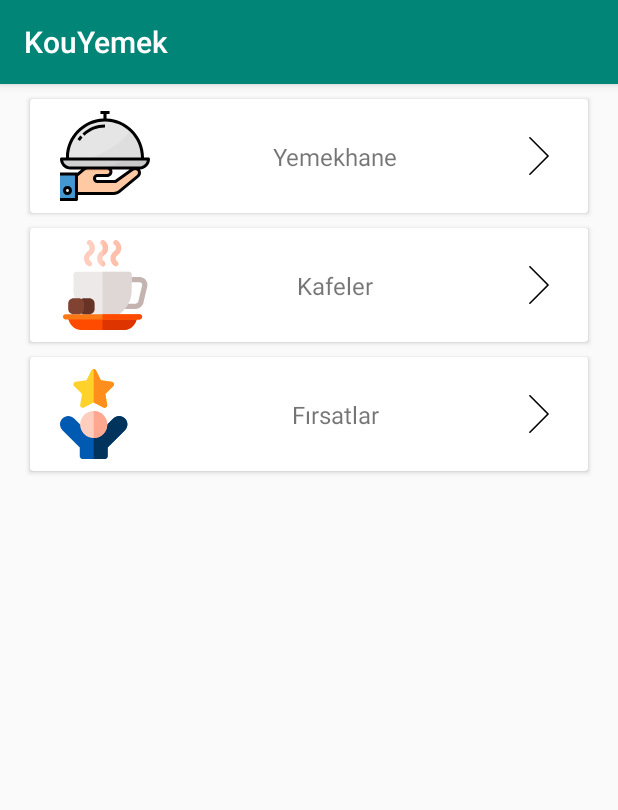
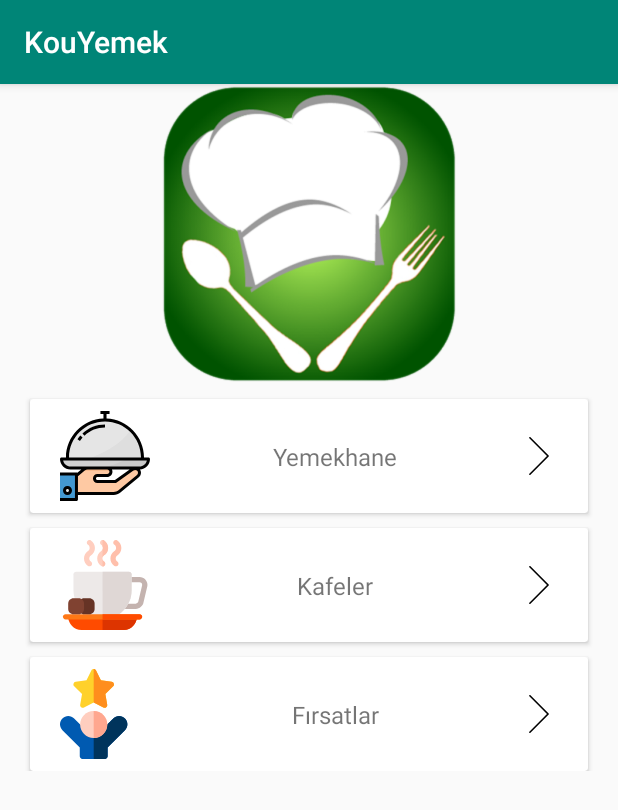
Before and after one commit to merdo988/kouyemek, an Android app: the screen it shows after launch (MainActivity), on a phone screen of 412 x 824 dp. Shown: the top 810 px of the screen. Run offline under Robolectric (Android 15) with nearby library versions, the light colour scheme and no system bars.

Commit message:
New Logo Added

```diff
--- a/app/src/main/res/layout/activity_main.xml
+++ b/app/src/main/res/layout/activity_main.xml
@@ -3,17 +3,24 @@
     xmlns:app="http://schemas.android.com/apk/res-auto"
     xmlns:tools="http://schemas.android.com/tools"
     android:layout_width="match_parent"
-    android:layout_height="match_parent"
+    android:layout_height="wrap_content"
     android:orientation="vertical"
     tools:context=".MainActivity">
+
+    <ImageView
+        android:id="@+id/sc1UstIcon"
+        android:layout_width="200dp"
+        android:layout_gravity="center"
+        android:layout_height="200dp"
+        app:srcCompat="@drawable/sc1AnaIcon" />
 
     <android.support.v7.widget.CardView
         android:id="@+id/cardYemekhane"
         android:layout_width="match_parent"
         android:layout_height="wrap_content"
         android:layout_marginLeft="20dp"
-        android:layout_marginRight="20dp"
-        android:layout_marginTop="10dp">
+        android:layout_marginTop="10dp"
+        android:layout_marginRight="20dp">
 
         <android.support.constraint.ConstraintLayout
             android:layout_width="match_parent"
@@ -69,9 +76,9 @@
         android:layout_width="match_parent"
         android:layout_height="wrap_content"
         android:layout_marginLeft="20dp"
-        android:onClick="cafelereGit"
+        android:layout_marginTop="10dp"
         android:layout_marginRight="20dp"
-        android:layout_marginTop="10dp">
+        android:onClick="cafelereGit">
 
         <android.support.constraint.ConstraintLayout
             android:layout_width="match_parent"
@@ -128,8 +135,8 @@
         android:layout_width="match_parent"
         android:layout_height="wrap_content"
         android:layout_marginLeft="20dp"
-        android:layout_marginRight="20dp"
-        android:layout_marginTop="10dp">
+        android:layout_marginTop="10dp"
+        android:layout_marginRight="20dp">
 
         <android.support.constraint.ConstraintLayout
             android:layout_width="match_parent"
```
Also changed, not shown: app/src/main/res/drawable/sc1AnaIcon.png (added).
